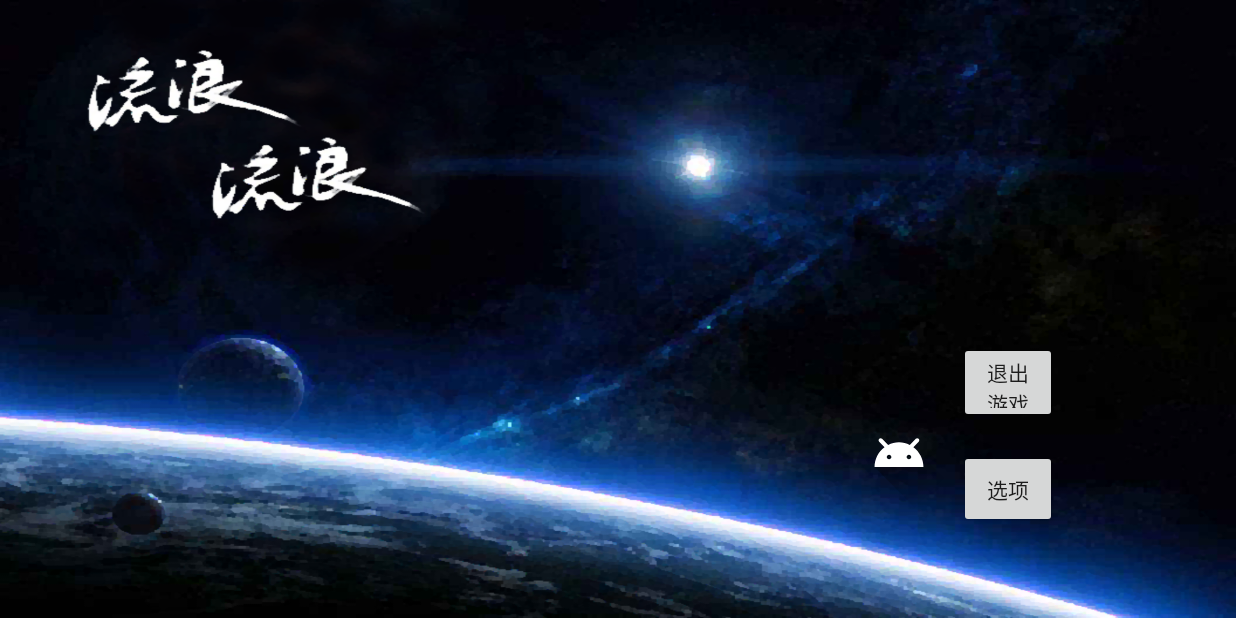
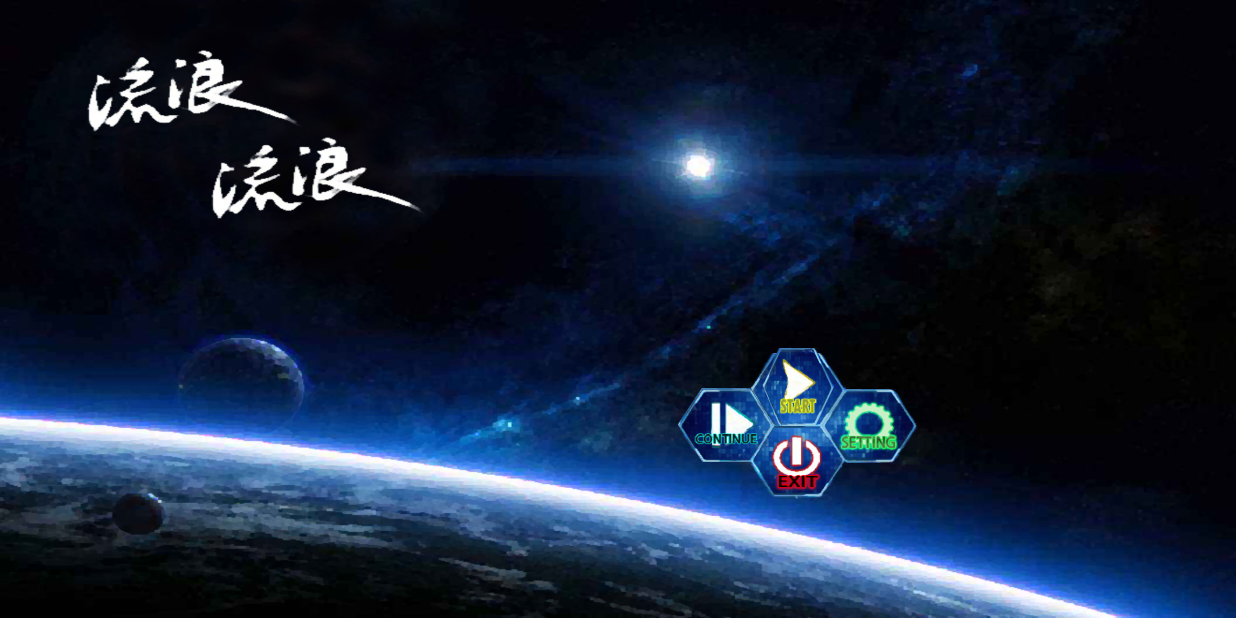
Before and after one commit to el-team-for-ljl-cpk-nsy-and-czh/Wandering, an Android app: the StartGameActivity screen opened directly, with no data from a screen before it, after a tap on an icon or button, on a phone screen of 824 x 412 dp (held sideways). Run offline under Robolectric (Android 15) with nearby library versions, the phone set to English and light mode, and no system bars.

Commit message:
5.20 20:41 @author ljl 添加了startscreen的按钮图片（未完善 屏幕参数弄好了 有一个button乱搞的 可无视

```diff
--- a/app/src/main/java/com/example/wanderingearth/StartGameActivity.java
+++ b/app/src/main/java/com/example/wanderingearth/StartGameActivity.java
@@ -24,7 +24,6 @@ public class StartGameActivity extends AppCompatActivity {
     int WINDOWWIDTH,WINDOWHEIGHT;
     @Override
     protected void onCreate(Bundle savedInstanceState) {
-        int[] oriPosition = new int[]{findViewById(R.id.earth).getLeft(),findViewById(R.id.earth).getTop(),findViewById(R.id.earth).getRight(),findViewById(R.id.earth).getBottom()};//得到初始位置，用于重新开始游戏
         super.onCreate(savedInstanceState);
         getWindow().addFlags(WindowManager.LayoutParams.FLAG_FULLSCREEN);//不显示状态栏的指令；
         setContentView(R.layout.startgame);
@@ -43,18 +42,12 @@ public class StartGameActivity extends AppCompatActivity {
         //
         LinearLayout layout = findViewById(R.id.LayoutInStartGame);
         layout.addView(earth);
-        //不会用
+        int[] oriPosition = new int[]{findViewById(R.id.earth).getLeft(),findViewById(R.id.earth).getTop(),findViewById(R.id.earth).getRight(),findViewById(R.id.earth).getBottom()};//得到初始位置，用于重新开始游戏
         WindowManager wm = (WindowManager) this.getSystemService(Context.WINDOW_SERVICE);
         DisplayMetrics dm = new DisplayMetrics();
         wm.getDefaultDisplay().getMetrics(dm);
-        int width = dm.widthPixels;         // 屏幕宽度（像素）
-        int height = dm.heightPixels;       // 屏幕高度（像素）
-        float density = dm.density;         // 屏幕密度（0.75 / 1.0 / 1.5）
-        int densityDpi = dm.densityDpi;     // 屏幕密度dpi（120 / 160 / 240）
-        // 屏幕宽度算法:屏幕宽度（像素）/屏幕密度
-        WINDOWWIDTH = (int) (width / density);  // 屏幕高度(dp)横屏
-        WINDOWHEIGHT = (int) (height / density);// 屏幕宽度(dp)横屏
-        //不会用
+        WINDOWWIDTH = dm.widthPixels;//横屏宽度
+        WINDOWHEIGHT = dm.heightPixels;//横屏高度
 
 
         /*
@@ -74,13 +67,9 @@ public class StartGameActivity extends AppCompatActivity {
         findViewById(R.id.restart).setOnClickListener(new View.OnClickListener() {
             @Override
             public void onClick(View v) {
-                earth.setXDots(XDots);
-                earth.setYDots(YDots);
-                earth.invalidate();
-                ViewGroup.MarginLayoutParams margin = new ViewGroup.MarginLayoutParams(findViewById(R.id.earth).getLayoutParams());
-                margin.setMargins(oriPosition[0],oriPosition[1],oriPosition[2],oriPosition[3]);
-                RelativeLayout.LayoutParams relativeLayout = new RelativeLayout.LayoutParams(margin);
-                findViewById(R.id.earth).setLayoutParams(relativeLayout);
+                Intent intent = new Intent(StartGameActivity.this,StartGameActivity.class);
+                startActivity(intent);
+                finish();
             }
         });
     }
@@ -96,7 +85,7 @@ public class StartGameActivity extends AppCompatActivity {
         final int earth_radius=earth.getHeight()/2;
 
 
-        final ValueAnimator animator = ValueAnimator.ofInt(0, 100);//横屏宽度
+        final ValueAnimator animator = ValueAnimator.ofInt(0, WINDOWWIDTH-earth_radius*2-left);//横屏宽度
 
         animator.setDuration(1000);
 
@@ -114,7 +103,7 @@ public class StartGameActivity extends AppCompatActivity {
         else {
             layoutParams.leftMargin = left + current;
 
-            layoutParams.topMargin = top;
+            layoutParams.topMargin =(int) (top - Math.sqrt(current/100));
 
             earth.setLayoutParams(layoutParams);
         }
@@ -123,4 +112,8 @@ public class StartGameActivity extends AppCompatActivity {
 
         animator.start();
     }
+    public void test(View v){
+
+
+    }
 }
--- a/app/src/main/res/layout/start_screen.xml
+++ b/app/src/main/res/layout/start_screen.xml
@@ -11,46 +11,89 @@
         android:layout_width="match_parent"
         android:layout_height="match_parent">
 
+        <ImageView
+            android:id="@+id/start_I"
+            android:layout_width="64dp"
+            android:layout_height="56dp"
+            android:layout_marginStart="500dp"
+            android:layout_marginTop="232dp"
+            app:layout_constraintStart_toStartOf="parent"
+            app:layout_constraintTop_toTopOf="parent"
+            app:srcCompat="@drawable/start_button" />
+
         <Button
             android:id="@+id/StartGame"
             style="@style/Widget.AppCompat.Button"
-            android:layout_width="80dp"
-            android:layout_height="80dp"
+            android:layout_width="48dp"
+            android:layout_height="52dp"
             android:layout_marginStart="8dp"
-            android:layout_marginTop="8dp"
-            android:layout_marginEnd="8dp"
-            android:layout_marginBottom="8dp"
-            android:background="@drawable/ic_launcher_foreground"
-            app:layout_constraintBottom_toBottomOf="@+id/Setting"
-            app:layout_constraintEnd_toEndOf="parent"
-            app:layout_constraintHorizontal_bias="0.757"
-            app:layout_constraintStart_toStartOf="parent"
-            app:layout_constraintTop_toTopOf="@+id/ExitGame"
-            app:layout_constraintVertical_bias="1.0" />
+            android:layout_marginTop="232dp"
+            android:background="@drawable/start_button"
+            android:visibility="visible"
+            app:layout_constraintStart_toEndOf="@+id/Continue"
+            app:layout_constraintTop_toTopOf="parent"
+            tools:visibility="visible" />
 
         <Button
             android:id="@+id/Setting"
-            android:layout_width="65dp"
-            android:layout_height="52dp"
-            android:layout_marginEnd="8dp"
-            android:layout_marginBottom="8dp"
-            android:text="@string/Settings"
-            app:layout_constraintBottom_toBottomOf="parent"
-            app:layout_constraintEnd_toEndOf="parent"
-            app:layout_constraintHorizontal_bias="0.0"
+            android:layout_width="50dp"
+            android:layout_height="49dp"
+            android:layout_marginTop="4dp"
+            android:background="@drawable/setting_button"
+            android:visibility="invisible"
             app:layout_constraintStart_toEndOf="@+id/StartGame"
-            app:layout_constraintTop_toBottomOf="@+id/ExitGame"
-            app:layout_constraintVertical_bias="0.256" />
+            app:layout_constraintTop_toTopOf="@+id/setting_I" />
 
         <Button
             android:id="@+id/ExitGame"
-            android:layout_width="65dp"
-            android:layout_height="54dp"
-            android:layout_marginTop="228dp"
-            android:text="@string/ExitGame"
-            app:layout_constraintEnd_toEndOf="@+id/Setting"
-            app:layout_constraintHorizontal_bias="0.0"
-            app:layout_constraintStart_toEndOf="@+id/StartGame"
+            android:layout_width="49dp"
+            android:layout_height="42dp"
+            android:layout_marginStart="8dp"
+            android:background="@drawable/exit_button"
+            android:visibility="invisible"
+            app:layout_constraintEnd_toStartOf="@+id/Setting"
+            app:layout_constraintStart_toEndOf="@+id/Continue"
+            app:layout_constraintTop_toBottomOf="@+id/start_I" />
+
+        <Button
+            android:id="@+id/Continue"
+            android:layout_width="50dp"
+            android:layout_height="55dp"
+            android:layout_marginTop="256dp"
+            android:background="@drawable/continue_button"
+            android:visibility="invisible"
+            app:layout_constraintEnd_toStartOf="@+id/start_I"
             app:layout_constraintTop_toTopOf="parent" />
+
+        <ImageView
+            android:id="@+id/exit_I"
+            android:layout_width="64dp"
+            android:layout_height="56dp"
+            android:layout_marginStart="500dp"
+            android:layout_marginTop="280dp"
+            app:layout_constraintStart_toStartOf="parent"
+            app:layout_constraintTop_toTopOf="parent"
+            app:srcCompat="@drawable/exit_button" />
+
+        <ImageView
+            android:id="@+id/continue_I"
+            android:layout_width="64dp"
+            android:layout_height="56dp"
+            android:layout_marginStart="452dp"
+            android:layout_marginTop="255dp"
+            app:layout_constraintStart_toStartOf="parent"
+            app:layout_constraintTop_toTopOf="parent"
+            app:srcCompat="@drawable/continue_button" />
+
+        <ImageView
+            android:id="@+id/setting_I"
+            android:layout_width="64dp"
+            android:layout_height="56dp"
+            android:layout_marginStart="548dp"
+            android:layout_marginTop="256dp"
+            app:layout_constraintStart_toStartOf="parent"
+            app:layout_constraintTop_toTopOf="parent"
+            app:srcCompat="@drawable/setting_button" />
+
     </android.support.constraint.ConstraintLayout>
 </FrameLayout>
--- a/app/src/main/res/layout/startgame.xml
+++ b/app/src/main/res/layout/startgame.xml
@@ -15,7 +15,7 @@
         app:layout_constraintBottom_toBottomOf="parent"
         app:layout_constraintEnd_toEndOf="parent"
         app:layout_constraintStart_toStartOf="parent"
-        app:layout_constraintTop_toTopOf="parent"></LinearLayout>
+        app:layout_constraintTop_toTopOf="parent"/>
 
     <Button
         android:id="@+id/goback"
@@ -68,4 +68,14 @@
         app:layout_constraintBottom_toBottomOf="parent"
         app:layout_constraintEnd_toEndOf="parent" />
 
+    <Button
+        android:id="@+id/test"
+        android:layout_width="wrap_content"
+        android:layout_height="wrap_content"
+        android:layout_marginStart="140dp"
+        android:layout_marginTop="24dp"
+        android:text="Button"
+        app:layout_constraintStart_toStartOf="parent"
+        app:layout_constraintTop_toTopOf="parent" />
+
 </android.support.constraint.ConstraintLayout>
```
Also changed, not shown: app/src/main/res/drawable/continue_button.png (added), app/src/main/res/drawable/exit_button.png (added), app/src/main/res/drawable/setting_button.png (added), app/src/main/res/drawable/start_button.png (added).
